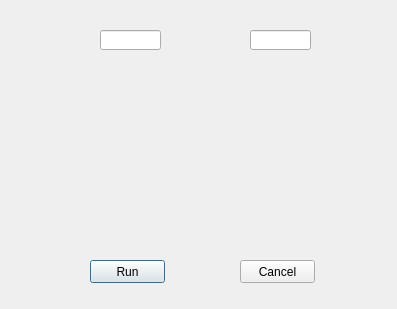
The window that encode.ui (honzabilek4/VideoCodecs) describes before a commit, drawn with Qt 5.
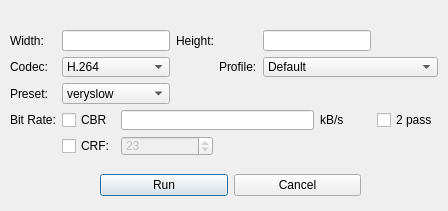
The same window after the commit.

Commit message: encode form

```diff
--- a/encode.ui
+++ b/encode.ui
@@ -6,58 +6,224 @@
    <rect>
     <x>0</x>
     <y>0</y>
-    <width>397</width>
-    <height>309</height>
+    <width>448</width>
+    <height>211</height>
    </rect>
   </property>
   <property name="windowTitle">
    <string>Dialog</string>
   </property>
-  <widget class="QPushButton" name="runButton">
+  <widget class="QWidget" name="">
    <property name="geometry">
     <rect>
-     <x>90</x>
-     <y>260</y>
-     <width>75</width>
-     <height>23</height>
+     <x>10</x>
+     <y>30</y>
+     <width>428</width>
+     <height>126</height>
     </rect>
    </property>
-   <property name="text">
-    <string>Run</string>
-   </property>
+   <layout class="QGridLayout" name="gridLayout">
+    <item row="0" column="0">
+     <widget class="QLabel" name="label">
+      <property name="text">
+       <string>Width:</string>
+      </property>
+     </widget>
+    </item>
+    <item row="0" column="1" colspan="2">
+     <widget class="QLineEdit" name="lineEdit"/>
+    </item>
+    <item row="0" column="3" colspan="2">
+     <widget class="QLabel" name="label_2">
+      <property name="text">
+       <string>Height:</string>
+      </property>
+     </widget>
+    </item>
+    <item row="0" column="5" colspan="2">
+     <widget class="QLineEdit" name="lineEdit_2"/>
+    </item>
+    <item row="1" column="0">
+     <widget class="QLabel" name="label_4">
+      <property name="text">
+       <string>Codec:</string>
+      </property>
+     </widget>
+    </item>
+    <item row="1" column="1" colspan="2">
+     <widget class="QComboBox" name="comboBox_2">
+      <item>
+       <property name="text">
+        <string>H.264</string>
+       </property>
+      </item>
+      <item>
+       <property name="text">
+        <string>H.265</string>
+       </property>
+      </item>
+      <item>
+       <property name="text">
+        <string>VP8</string>
+       </property>
+      </item>
+      <item>
+       <property name="text">
+        <string>VP9</string>
+       </property>
+      </item>
+     </widget>
+    </item>
+    <item row="1" column="4">
+     <widget class="QLabel" name="label_7">
+      <property name="text">
+       <string>Profile:</string>
+      </property>
+     </widget>
+    </item>
+    <item row="1" column="5" colspan="3">
+     <widget class="QComboBox" name="comboBox_3">
+      <item>
+       <property name="text">
+        <string>Default</string>
+       </property>
+      </item>
+     </widget>
+    </item>
+    <item row="2" column="0">
+     <widget class="QLabel" name="label_3">
+      <property name="text">
+       <string>Preset:</string>
+      </property>
+     </widget>
+    </item>
+    <item row="2" column="1" colspan="2">
+     <widget class="QComboBox" name="comboBox">
+      <item>
+       <property name="text">
+        <string>veryslow</string>
+       </property>
+      </item>
+      <item>
+       <property name="text">
+        <string>slower</string>
+       </property>
+      </item>
+      <item>
+       <property name="text">
+        <string>slow</string>
+       </property>
+      </item>
+      <item>
+       <property name="text">
+        <string>medium</string>
+       </property>
+      </item>
+      <item>
+       <property name="text">
+        <string>fast</string>
+       </property>
+      </item>
+      <item>
+       <property name="text">
+        <string>faster</string>
+       </property>
+      </item>
+      <item>
+       <property name="text">
+        <string>veryfast</string>
+       </property>
+      </item>
+      <item>
+       <property name="text">
+        <string>superfast</string>
+       </property>
+      </item>
+      <item>
+       <property name="text">
+        <string>ultrafast</string>
+       </property>
+      </item>
+     </widget>
+    </item>
+    <item row="3" column="0">
+     <widget class="QLabel" name="label_5">
+      <property name="text">
+       <string>Bit Rate:</string>
+      </property>
+     </widget>
+    </item>
+    <item row="3" column="1">
+     <widget class="QCheckBox" name="checkBox">
+      <property name="text">
+       <string>CBR</string>
+      </property>
+     </widget>
+    </item>
+    <item row="3" column="2" colspan="4">
+     <widget class="QLineEdit" name="lineEdit_3"/>
+    </item>
+    <item row="3" column="6">
+     <widget class="QLabel" name="label_6">
+      <property name="text">
+       <string>kB/s</string>
+      </property>
+     </widget>
+    </item>
+    <item row="3" column="7">
+     <widget class="QCheckBox" name="checkBox_3">
+      <property name="text">
+       <string>2 pass</string>
+      </property>
+     </widget>
+    </item>
+    <item row="4" column="1">
+     <widget class="QCheckBox" name="checkBox_2">
+      <property name="text">
+       <string>CRF:</string>
+      </property>
+     </widget>
+    </item>
+    <item row="4" column="2" colspan="2">
+     <widget class="QSpinBox" name="spinBox">
+      <property name="enabled">
+       <bool>false</bool>
+      </property>
+      <property name="maximum">
+       <number>52</number>
+      </property>
+      <property name="value">
+       <number>23</number>
+      </property>
+     </widget>
+    </item>
+   </layout>
   </widget>
-  <widget class="QPushButton" name="cancelButton">
-   <property name="geometry">
-    <rect>
-     <x>240</x>
-     <y>260</y>
-     <width>75</width>
-     <height>23</height>
-    </rect>
-   </property>
-   <property name="text">
-    <string>Cancel</string>
-   </property>
-  </widget>
-  <widget class="QLineEdit" name="lineEdit">
+  <widget class="QWidget" name="">
    <property name="geometry">
     <rect>
      <x>100</x>
-     <y>30</y>
-     <width>61</width>
-     <height>20</height>
+     <y>150</y>
+     <width>261</width>
+     <height>71</height>
     </rect>
    </property>
-  </widget>
-  <widget class="QLineEdit" name="lineEdit_2">
-   <property name="geometry">
-    <rect>
-     <x>250</x>
-     <y>30</y>
-     <width>61</width>
-     <height>20</height>
-    </rect>
-   </property>
+   <layout class="QHBoxLayout" name="horizontalLayout">
+    <item>
+     <widget class="QPushButton" name="runButton">
+      <property name="text">
+       <string>Run</string>
+      </property>
+     </widget>
+    </item>
+    <item>
+     <widget class="QPushButton" name="cancelButton">
+      <property name="text">
+       <string>Cancel</string>
+      </property>
+     </widget>
+    </item>
+   </layout>
   </widget>
  </widget>
  <resources/>
```
The commit also changes 2 other files.
